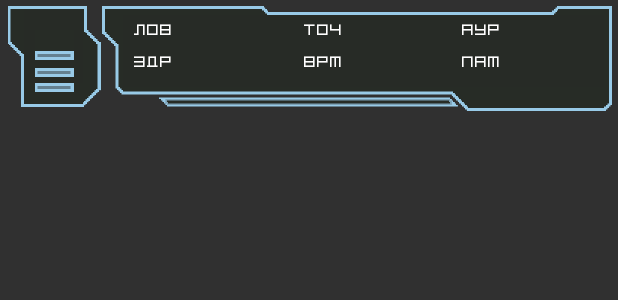
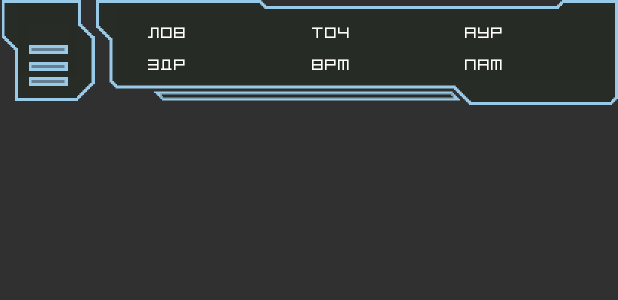
Before and after one commit to IstrajI/Insight, an Android app: the layout layout_stats_panel.xml on its own in the app's theme, with its tools: preview values and no code run, on a phone screen of 412 x 824 dp. Shown: the top 300 px of the screen. Run offline under Robolectric (Android 15) with nearby library versions, the phone set to English and light mode, and no system bars.

Commit message:
Working on stats panel

```diff
--- a/app/src/main/res/layout/layout_stats_panel.xml
+++ b/app/src/main/res/layout/layout_stats_panel.xml
@@ -3,8 +3,7 @@
     xmlns:android="http://schemas.android.com/apk/res/android"
     xmlns:app="http://schemas.android.com/apk/res-auto"
     android:layout_width="match_parent"
-    android:layout_height="wrap_content"
-    android:padding="@dimen/spacing_4">
+    android:layout_height="wrap_content">
 
     <ImageView
         android:id="@+id/top_panel_menu_button_image_view"
@@ -19,15 +18,9 @@
         android:layout_height="wrap_content"
         app:layout_constraintLeft_toRightOf="@+id/top_panel_menu_button_image_view"
         app:layout_constraintRight_toRightOf="parent"
+        android:background="@drawable/stats_panel_reworked"
         app:layout_constraintTop_toTopOf="parent">
 
-        <ImageButton
-            android:layout_width="0dp"
-            android:layout_height="70dp"
-            app:layout_constraintEnd_toEndOf="parent"
-            android:background="@drawable/stats_panel_reworked"
-            app:layout_constraintStart_toStartOf="parent"
-            app:layout_constraintTop_toTopOf="parent" />
 
         <!-- first row -->
         <android.support.constraint.ConstraintLayout
@@ -37,6 +30,7 @@
             android:paddingLeft="8dp"
             android:paddingRight="8dp"
             android:paddingTop="@dimen/spacing_8"
+            android:paddingBottom="4dp"
             app:layout_constraintLeft_toLeftOf="parent"
             app:layout_constraintRight_toRightOf="parent"
             app:layout_constraintTop_toTopOf="parent">
@@ -123,9 +117,10 @@
             android:id="@+id/bottom_row"
             android:layout_width="match_parent"
             android:layout_height="wrap_content"
-            android:paddingTop="8dp"
+            android:paddingTop="4dp"
             android:paddingLeft="8dp"
             android:paddingRight="8dp"
+            android:paddingBottom="@dimen/spacing_8"
             android:textAppearance="@style/D"
             app:layout_constraintTop_toBottomOf="@+id/top_row"
             app:layout_constraintEnd_toEndOf="parent"
```
Also changed, not shown: app/src/main/res/drawable-xxxhdpi/stats_panel_reworked2.9.png (added).
